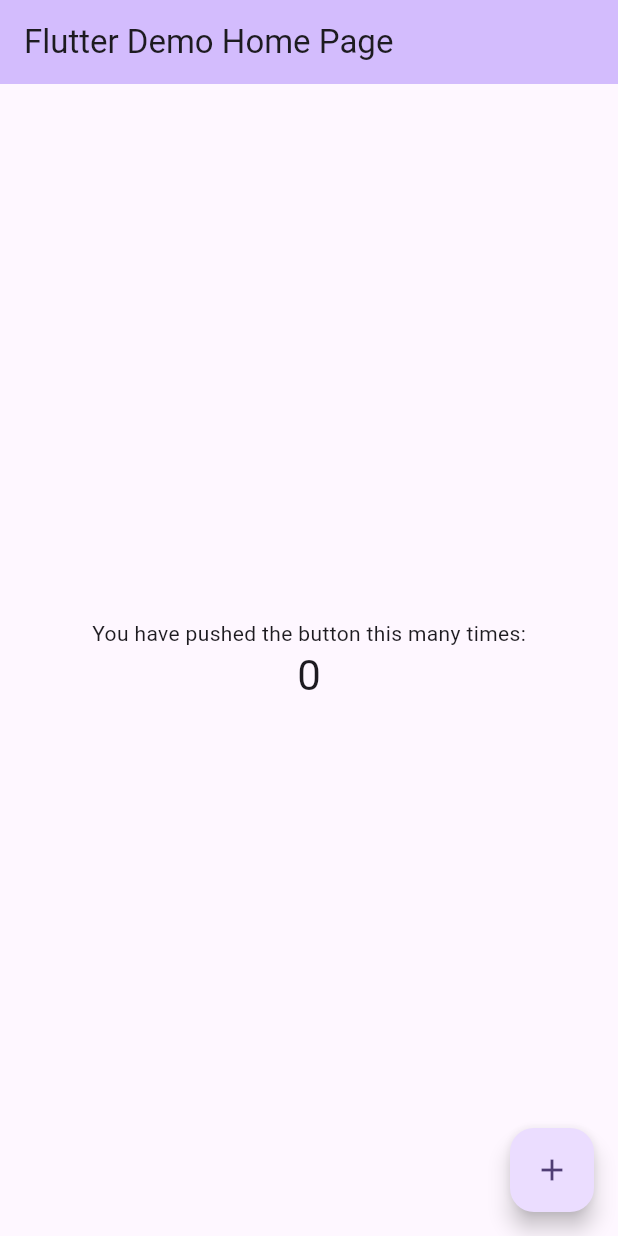
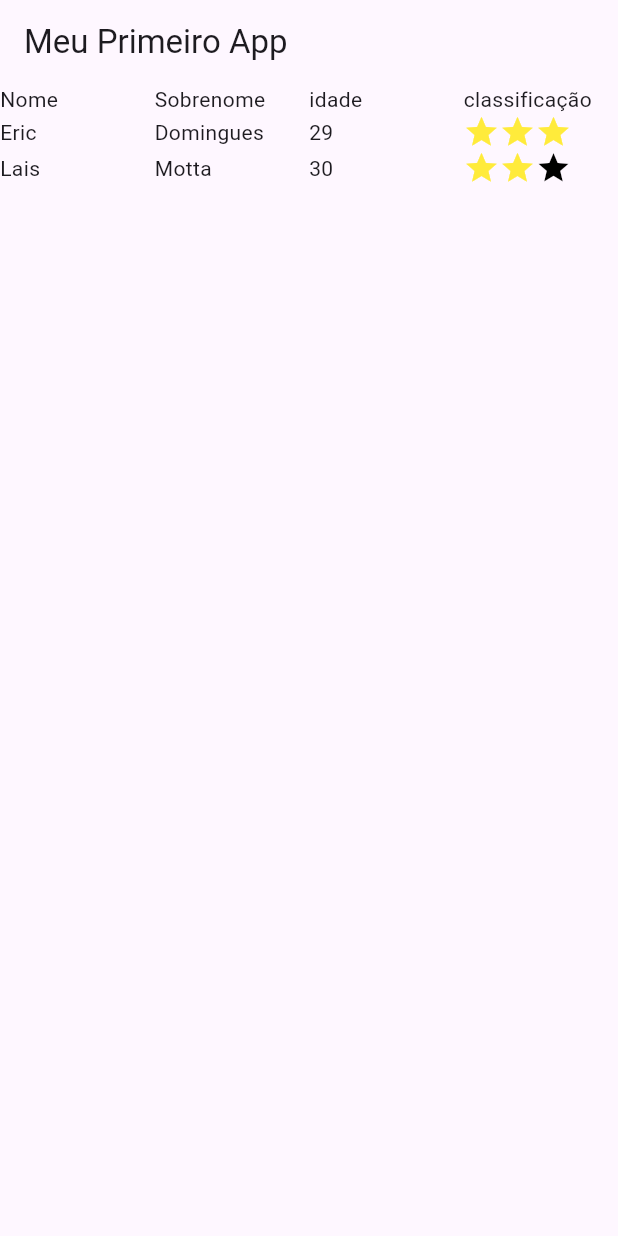
Before and after one commit to Eric-LDo/estudosFlutter, a Flutter app: the screen it shows after launch, on a phone screen of 412 x 824 dp. Run offline on Flutter 3.47's test engine with Material 3 defaults, Android fonts, the phone set to English and light mode, and no system bars.

Commit message:
primeiros testes

```diff
--- a/analysis_options.yaml
+++ b/analysis_options.yaml
@@ -7,6 +7,9 @@
 
 # The following line activates a set of recommended lints for Flutter apps,
 # packages, and plugins designed to encourage good coding practices.
+analyzer:
+  errors:
+    prefer_const_constructors: ignore
 include: package:flutter_lints/flutter.yaml
 
 linter:
--- a/lib/main.dart
+++ b/lib/main.dart
@@ -1,125 +1,77 @@
 import 'package:flutter/material.dart';
+void main()=> runApp(  MeuApp());
+class MeuApp extends StatelessWidget{
+  @override
+  Widget build(BuildContext context){
 
-void main() {
-  runApp(const MyApp());
-}
+    return MaterialApp(
+      home: Scaffold(
+        appBar: AppBar(
+          title: Text("Meu Primeiro App"),
+        ),
+        body: Column(
+          children:const[
+            Row(
+            children: const [
+              Expanded(
+                child: Text('Nome')
+              ),
+              Expanded(
+                child: Text('Sobrenome')
+              ),
+              Expanded(
+                child: Text('idade')
+              ),
+              Expanded(
+                child: Text('classificação')
+              )
+            ],
+            ),
+            Row(
+              children: const[
+                Expanded(
+                  child:Text('Eric')
+                ),
+                Expanded(
+                  child:Text('Domingues')
+                ),
+                Expanded(
+                  child:Text('29')
+                ),
 
-class MyApp extends StatelessWidget {
-  const MyApp({super.key});
+                Expanded(
+                child: Row(children: [
+                Icon(Icons.star, color:Colors.yellow,),
+                Icon(Icons.star, color:Colors.yellow),
+                Icon(Icons.star, color:Colors.yellow),
 
-  // This widget is the root of your application.
-  @override
-  Widget build(BuildContext context) {
-    return MaterialApp(
-      title: 'Flutter Demo',
-      theme: ThemeData(
-        // This is the theme of your application.
-        //
-        // TRY THIS: Try running your application with "flutter run". You'll see
-        // the application has a purple toolbar. Then, without quitting the app,
-        // try changing the seedColor in the colorScheme below to Colors.green
-        // and then invoke "hot reload" (save your changes or press the "hot
-        // reload" button in a Flutter-supported IDE, or press "r" if you used
-        // the command line to start the app).
-        //
-        // Notice that the counter didn't reset back to zero; the application
-        // state is not lost during the reload. To reset the state, use hot
-        // restart instead.
-        //
-        // This works for code too, not just values: Most code changes can be
-        // tested with just a hot reload.
-        colorScheme: ColorScheme.fromSeed(seedColor: Colors.deepPurple),
-        useMaterial3: true,
+              ])
+              )
+              ]
+            ),
+            Row(children: [
+              Expanded(
+                child: Text('Lais')
+              ),
+              Expanded(
+                child: Text('Motta')
+              ),
+              Expanded(
+                child: Text('30')
+              ),
+              Expanded(
+                child: Row(
+                  mainAxisSize: MainAxisSize.min,
+                children:[
+                Icon(Icons.star, color:Colors.yellow,),
+                Icon(Icons.star, color:Colors.yellow),
+                Icon(Icons.star, color:Colors.black)
+              ])
+              )
+            ],)
+          ]
+        ),
       ),
-      home: const MyHomePage(title: 'Flutter Demo Home Page'),
     );
   }
 }
-
-class MyHomePage extends StatefulWidget {
-  const MyHomePage({super.key, required this.title});
-
-  // This widget is the home page of your application. It is stateful, meaning
-  // that it has a State object (defined below) that contains fields that affect
-  // how it looks.
-
-  // This class is the configuration for the state. It holds the values (in this
-  // case the title) provided by the parent (in this case the App widget) and
-  // used by the build method of the State. Fields in a Widget subclass are
-  // always marked "final".
-
-  final String title;
-
-  @override
-  State<MyHomePage> createState() => _MyHomePageState();
-}
-
-class _MyHomePageState extends State<MyHomePage> {
-  int _counter = 0;
-
-  void _incrementCounter() {
-    setState(() {
-      // This call to setState tells the Flutter framework that something has
-      // changed in this State, which causes it to rerun the build method below
-      // so that the display can reflect the updated values. If we changed
-      // _counter without calling setState(), then the build method would not be
-      // called again, and so nothing would appear to happen.
-      _counter++;
-    });
-  }
-
-  @override
-  Widget build(BuildContext context) {
-    // This method is rerun every time setState is called, for instance as done
-    // by the _incrementCounter method above.
-    //
-    // The Flutter framework has been optimized to make rerunning build methods
-    // fast, so that you can just rebuild anything that needs updating rather
-    // than having to individually change instances of widgets.
-    return Scaffold(
-      appBar: AppBar(
-        // TRY THIS: Try changing the color here to a specific color (to
-        // Colors.amber, perhaps?) and trigger a hot reload to see the AppBar
-        // change color while the other colors stay the same.
-        backgroundColor: Theme.of(context).colorScheme.inversePrimary,
-        // Here we take the value from the MyHomePage object that was created by
-        // the App.build method, and use it to set our appbar title.
-        title: Text(widget.title),
-      ),
-      body: Center(
-        // Center is a layout widget. It takes a single child and positions it
-        // in the middle of the parent.
-        child: Column(
-          // Column is also a layout widget. It takes a list of children and
-          // arranges them vertically. By default, it sizes itself to fit its
-          // children horizontally, and tries to be as tall as its parent.
-          //
-          // Column has various properties to control how it sizes itself and
-          // how it positions its children. Here we use mainAxisAlignment to
-          // center the children vertically; the main axis here is the vertical
-          // axis because Columns are vertical (the cross axis would be
-          // horizontal).
-          //
-          // TRY THIS: Invoke "debug painting" (choose the "Toggle Debug Paint"
-          // action in the IDE, or press "p" in the console), to see the
-          // wireframe for each widget.
-          mainAxisAlignment: MainAxisAlignment.center,
-          children: <Widget>[
-            const Text(
-              'You have pushed the button this many times:',
-            ),
-            Text(
-              '$_counter',
-              style: Theme.of(context).textTheme.headlineMedium,
-            ),
-          ],
-        ),
-      ),
-      floatingActionButton: FloatingActionButton(
-        onPressed: _incrementCounter,
-        tooltip: 'Increment',
-        child: const Icon(Icons.add),
-      ), // This trailing comma makes auto-formatting nicer for build methods.
-    );
-  }
-}
```
